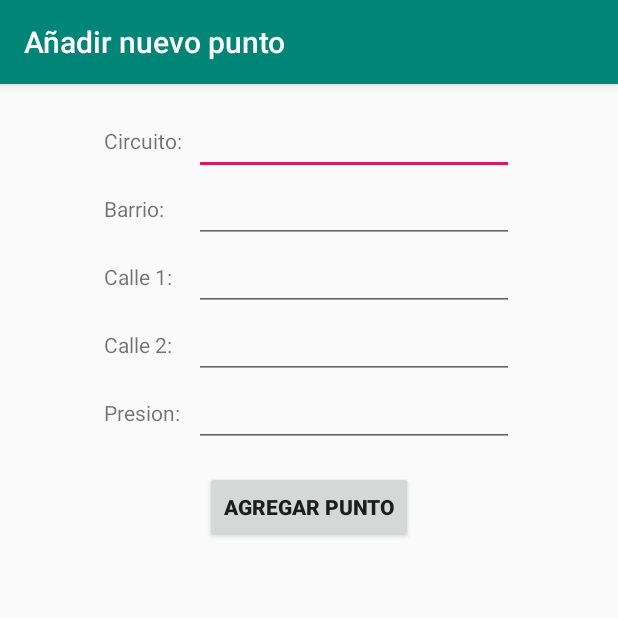
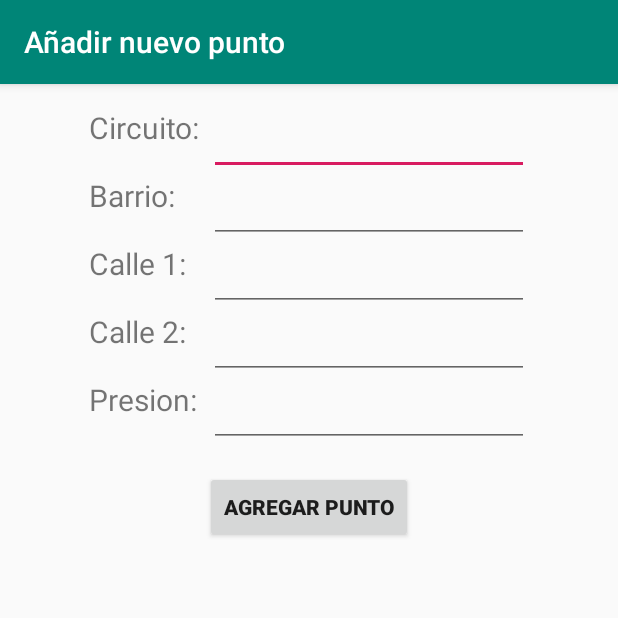
Before and after one commit to matyignacio/PresionAguasRiojanas, an Android app: the NuevoPuntoActivity screen opened directly, with no data from a screen before it, on a phone screen of 412 x 824 dp, the top half of it. Run offline under Robolectric (Android 15) with nearby library versions, the light colour scheme and no system bars.

Commit message:
Fin dia 24/05/2019
* El marcador ya abre la activity con los datos del punto
* Retoque las tablas (elimine el campo pendiente en la bd mysql)
* Retoque las vistas de Nuevo punto y consulta de punto
* Cree parcialmente el HistorialPuntosControlador

```diff
--- a/app/src/main/AndroidManifest.xml
+++ b/app/src/main/AndroidManifest.xml
@@ -46,6 +46,7 @@
         <activity
             android:name=".ui.Punto"
             android:label="@string/title_activity_punto" />
+        <activity android:name=".ui.PuntoPresionActivity"></activity>
     </application>
 
 </manifest>
--- a/app/src/main/java/com/desarrollo/kuky/presionaguasriojanas/controlador/BaseHelper.java
+++ b/app/src/main/java/com/desarrollo/kuky/presionaguasriojanas/controlador/BaseHelper.java
@@ -65,6 +65,7 @@ public class BaseHelper extends SQLiteOpenHelper {
             "  `longitud` double NOT NULL," +
             "  `pendiente` int(1) NOT NULL DEFAULT '1'," +
             "  `presion` float NOT NULL," +
+            "  `fecha` date NOT NULL," +
             "  `id_punto_presion` int(11) DEFAULT NULL," +
             "  PRIMARY KEY (`id`) " +
             ")";
--- a/app/src/main/java/com/desarrollo/kuky/presionaguasriojanas/ui/LoginActivity.java
+++ b/app/src/main/java/com/desarrollo/kuky/presionaguasriojanas/ui/LoginActivity.java
@@ -2,6 +2,7 @@ package com.desarrollo.kuky.presionaguasriojanas.ui;
 
 import android.app.Activity;
 import android.content.Intent;
+import android.content.SharedPreferences;
 import android.os.AsyncTask;
 import android.os.Bundle;
 import android.support.v7.app.AppCompatActivity;
--- a/app/src/main/java/com/desarrollo/kuky/presionaguasriojanas/ui/NuevoPuntoActivity.java
+++ b/app/src/main/java/com/desarrollo/kuky/presionaguasriojanas/ui/NuevoPuntoActivity.java
@@ -18,7 +18,7 @@ public class NuevoPuntoActivity extends AppCompatActivity {
     public void onBackPressed() {
         super.onBackPressed();
         /* LO QUE HACE CUANDO VUELVA*/
-        Intent intent = new Intent(NuevoPuntoActivity.this, MapActivity.class);
+        Intent intent = new Intent(this, MapActivity.class);
         startActivity(intent);
         this.finish();
     }
--- a/app/src/main/java/com/desarrollo/kuky/presionaguasriojanas/util/Util.java
+++ b/app/src/main/java/com/desarrollo/kuky/presionaguasriojanas/util/Util.java
@@ -8,4 +8,6 @@ public class Util {
     public static String CLAVE = "root";
     public static Integer EXITOSO = 1;
     public static Integer ERROR = 0;
+    public static final String PREFS_NAME = "MyPrefsFile";
+    public static String ID_PUNTO_PRESION_SHARED_PREFERENCE= "id_punto_presion";
 }
--- /dev/null
+++ b/app/src/main/res/drawable/ic_history_24dp.xml
@@ -0,0 +1,5 @@
+<vector android:autoMirrored="true" android:height="24dp"
+    android:viewportHeight="24.0" android:viewportWidth="24.0"
+    android:width="24dp" xmlns:android="http://schemas.android.com/apk/res/android">
+    <path android:fillColor="#FF000000" android:pathData="M13,3c-4.97,0 -9,4.03 -9,9L1,12l3.89,3.89 0.07,0.14L9,12L6,12c0,-3.87 3.13,-7 7,-7s7,3.13 7,7 -3.13,7 -7,7c-1.93,0 -3.68,-0.79 -4.94,-2.06l-1.42,1.42C8.27,19.99 10.51,21 13,21c4.97,0 9,-4.03 9,-9s-4.03,-9 -9,-9zM12,8v5l4.28,2.54 0.72,-1.21 -3.5,-2.08L13.5,8L12,8z"/>
+</vector>
--- a/app/src/main/res/layout/activity_nuevo_punto.xml
+++ b/app/src/main/res/layout/activity_nuevo_punto.xml
@@ -11,121 +11,93 @@
         android:layout_height="wrap_content">
 
         <RelativeLayout
-            android:id="@+id/rlCircuito"
+            android:id="@+id/rlForm"
             android:layout_width="match_parent"
             android:layout_height="wrap_content"
             android:layout_marginTop="15dp"
             android:gravity="center">
 
+
             <TextView
                 android:id="@+id/tvCircuito"
-                android:layout_width="60dp"
+                style="@style/tv_primary"
+                android:layout_width="80dp"
                 android:layout_height="wrap_content"
-                android:layout_alignParentStart="true"
-                android:layout_centerVertical="true"
                 android:text="@string/tv_circuito" />
 
             <EditText
                 android:id="@+id/etCircuito"
                 android:layout_width="wrap_content"
                 android:layout_height="wrap_content"
-                android:layout_toEndOf="@+id/tvCircuito"
+                android:layout_toEndOf="@id/tvCircuito"
                 android:ems="10"
                 android:inputType="number" />
-        </RelativeLayout>
-
-        <RelativeLayout
-            android:id="@+id/rlBarrio"
-            android:layout_width="match_parent"
-            android:layout_height="wrap_content"
-            android:layout_below="@id/rlCircuito"
-            android:gravity="center">
 
             <TextView
                 android:id="@+id/tvBarrio"
-                android:layout_width="60dp"
+                style="@style/tv_primary"
+                android:layout_width="80dp"
                 android:layout_height="wrap_content"
-                android:layout_alignParentStart="true"
-                android:layout_centerVertical="true"
+                android:layout_below="@id/etCircuito"
                 android:text="@string/tv_barrio" />
 
             <EditText
                 android:id="@+id/etBarrio"
                 android:layout_width="wrap_content"
                 android:layout_height="wrap_content"
-                android:layout_toEndOf="@+id/tvBarrio"
+                android:layout_below="@id/etCircuito"
+                android:layout_toEndOf="@id/tvBarrio"
                 android:ems="10"
                 android:inputType="textPostalAddress" />
-        </RelativeLayout>
-
-        <RelativeLayout
-            android:id="@+id/rlCalle1"
-            android:layout_width="match_parent"
-            android:layout_height="wrap_content"
-            android:layout_below="@id/rlBarrio"
-            android:gravity="center">
 
             <TextView
                 android:id="@+id/tvCalle1"
-                android:layout_width="60dp"
+                style="@style/tv_primary"
+                android:layout_width="80dp"
                 android:layout_height="wrap_content"
-                android:layout_alignParentStart="true"
-                android:layout_centerVertical="true"
+                android:layout_below="@id/etBarrio"
                 android:text="@string/tv_calle1" />
 
             <EditText
                 android:id="@+id/etCalle1"
                 android:layout_width="wrap_content"
                 android:layout_height="wrap_content"
-                android:layout_toEndOf="@+id/tvCalle1"
+                android:layout_below="@id/etBarrio"
+                android:layout_toEndOf="@id/tvCalle1"
                 android:ems="10"
                 android:inputType="textPostalAddress" />
-        </RelativeLayout>
-
-        <RelativeLayout
-            android:id="@+id/rlCalle2"
-            android:layout_width="match_parent"
-            android:layout_height="wrap_content"
-            android:layout_below="@id/rlCalle1"
-            android:gravity="center">
 
             <TextView
                 android:id="@+id/tvCalle2"
-                android:layout_width="60dp"
+                style="@style/tv_primary"
+                android:layout_width="80dp"
                 android:layout_height="wrap_content"
-                android:layout_alignParentStart="true"
-                android:layout_centerVertical="true"
+                android:layout_below="@id/etCalle1"
                 android:text="@string/tv_calle2" />
 
             <EditText
                 android:id="@+id/etCalle2"
                 android:layout_width="wrap_content"
                 android:layout_height="wrap_content"
-                android:layout_toEndOf="@+id/tvCalle2"
+                android:layout_below="@id/etCalle1"
+                android:layout_toEndOf="@id/tvCalle2"
                 android:ems="10"
                 android:inputType="textPostalAddress" />
-        </RelativeLayout>
-
-        <RelativeLayout
-            android:id="@+id/rlPresion"
-            android:layout_width="match_parent"
-            android:layout_height="wrap_content"
-            android:layout_below="@id/rlCalle2"
-            android:gravity="center">
 
             <TextView
                 android:id="@+id/tvPresion"
-                android:layout_width="60dp"
+                style="@style/tv_primary"
+                android:layout_width="80dp"
                 android:layout_height="wrap_content"
-                android:layout_alignParentStart="true"
-                android:layout_centerVertical="true"
+                android:layout_below="@id/etCalle2"
                 android:text="@string/tv_presion" />
 
             <EditText
                 android:id="@+id/etPresion"
                 android:layout_width="wrap_content"
                 android:layout_height="wrap_content"
-                android:layout_toEndOf="@+id/tvPresion"
+                android:layout_below="@id/etCalle2"
+                android:layout_toEndOf="@id/tvPresion"
                 android:ems="10"
                 android:inputType="numberDecimal" />
         </RelativeLayout>
@@ -133,7 +105,7 @@
         <RelativeLayout
             android:layout_width="match_parent"
             android:layout_height="wrap_content"
-            android:layout_below="@id/rlPresion"
+            android:layout_below="@id/rlForm"
             android:gravity="center">
 
             <Button
--- a/app/src/main/res/values/strings.xml
+++ b/app/src/main/res/values/strings.xml
@@ -25,10 +25,14 @@
     <string name="b_add_punto_presion">Nuevo Punto</string>
     <string name="b_sign_out">Cerrar Sesion</string>
     <string name="b_enviar_nuevo_punto">Agregar Punto</string>
+    <string name="b_historial_punto">Ver Historial</string>
+    <string name="b_nueva_medicion">Medir Presion</string>
     <string name="cerrar_sesion">¿Esta seguro que desea cerrar sesion?</string>
     <string name="tv_circuito">Circuito: </string>
     <string name="tv_barrio">Barrio: </string>
     <string name="tv_calle1">Calle 1: </string>
     <string name="tv_calle2">Calle 2: </string>
     <string name="tv_presion">Presion: </string>
+    <string name="tv_latitud">Latitud: </string>
+    <string name="tv_longitud">Longitud: </string>
 </resources>
--- a/app/src/main/res/values/styles.xml
+++ b/app/src/main/res/values/styles.xml
@@ -17,4 +17,12 @@
 
     <style name="AppTheme.PopupOverlay" parent="ThemeOverlay.AppCompat.Light" />
 
+    <style name="tv_primary">
+        <item name="android:textSize">20dp</item>
+    </style>
+
+    <style name="tv_primary_bold" parent="tv_primary">
+        <item name="android:textStyle">bold</item>
+    </style>
+
 </resources>
```
Also changed, not shown: app/src/main/java/com/desarrollo/kuky/presionaguasriojanas/controlador/HistorialPuntosControlador.java (added, +140 -0 lines), app/src/main/java/com/desarrollo/kuky/presionaguasriojanas/controlador/PuntoPresionControlador.java (+38 -23 lines), app/src/main/java/com/desarrollo/kuky/presionaguasriojanas/objeto/HistorialPuntos.java (renamed from app/src/main/java/com/desarrollo/kuky/presionaguasriojanas/objeto/HistorialPuntosPresion.java, +7 -7 lines), app/src/main/java/com/desarrollo/kuky/presionaguasriojanas/ui/MapActivity.java (+25 -4 lines), app/src/main/java/com/desarrollo/kuky/presionaguasriojanas/ui/PuntoPresionActivity.java (added, +58 -0 lines), app/src/main/res/layout/activity_punto_presion.xml (added, +200 -0 lines).
